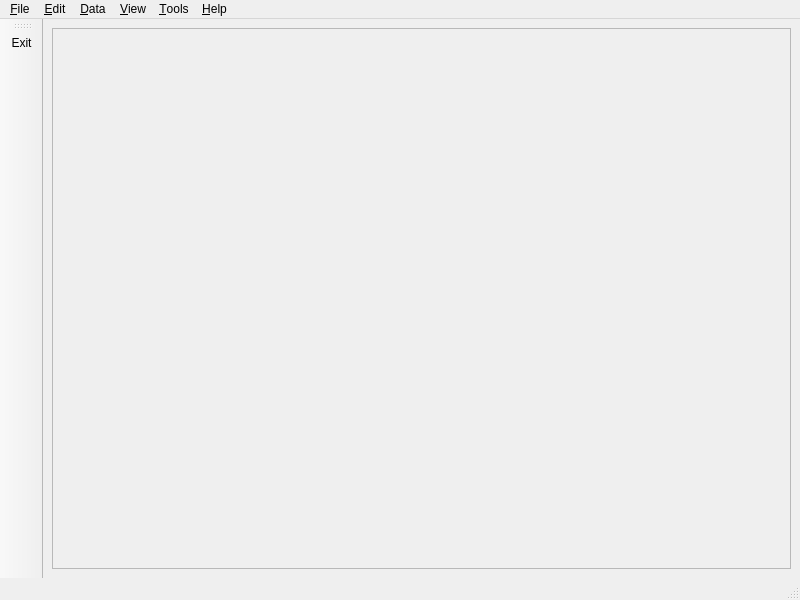
Above: lib/qtgrace/mainwindow.ui from mariusal/grace before the change. Below: the same form after it.
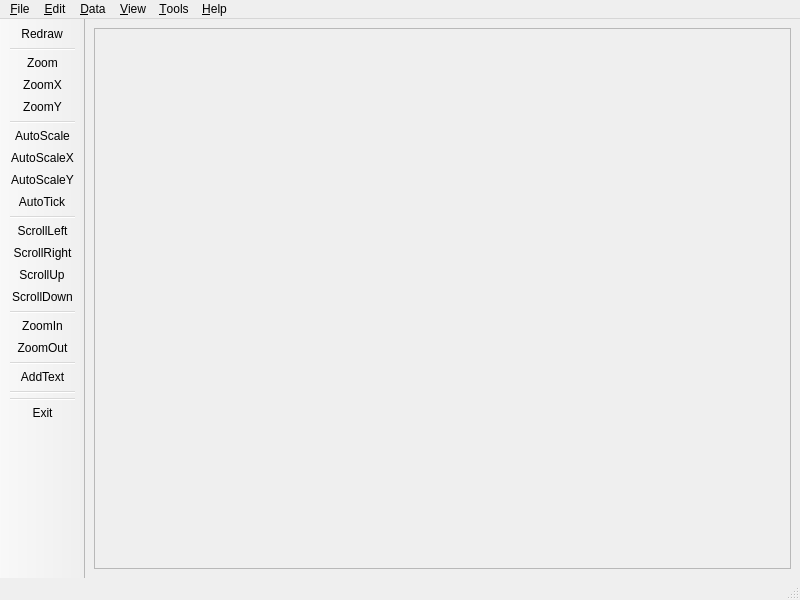
That is the form after the change. Custom widgets are drawn as their Qt base class.

Commit message: Implemented tool bar

```diff
--- a/lib/qtgrace/mainwindow.ui
+++ b/lib/qtgrace/mainwindow.ui
@@ -27,8 +27,8 @@
         <rect>
          <x>0</x>
          <y>0</y>
-         <width>751</width>
-         <height>543</height>
+         <width>707</width>
+         <height>540</height>
         </rect>
        </property>
        <layout class="QGridLayout" name="gridLayout_2" />
@@ -123,12 +123,46 @@
    <property name="windowTitle" >
     <string>toolBar</string>
    </property>
+   <property name="movable" >
+    <bool>false</bool>
+   </property>
+   <property name="iconSize" >
+    <size>
+     <width>16</width>
+     <height>16</height>
+    </size>
+   </property>
+   <property name="floatable" >
+    <bool>false</bool>
+   </property>
    <attribute name="toolBarArea" >
     <enum>LeftToolBarArea</enum>
    </attribute>
    <attribute name="toolBarBreak" >
     <bool>false</bool>
    </attribute>
+   <addaction name="actionRedraw" />
+   <addaction name="separator" />
+   <addaction name="actionZoom" />
+   <addaction name="actionZoomX" />
+   <addaction name="actionZoomY" />
+   <addaction name="separator" />
+   <addaction name="actionAutoScale" />
+   <addaction name="actionAutoScaleX" />
+   <addaction name="actionAutoScaleY" />
+   <addaction name="actionAutoTick" />
+   <addaction name="separator" />
+   <addaction name="actionScrollLeft" />
+   <addaction name="actionScrollRight" />
+   <addaction name="actionScrollUp" />
+   <addaction name="actionScrollDown" />
+   <addaction name="separator" />
+   <addaction name="actionZoomIn" />
+   <addaction name="actionZoomOut" />
+   <addaction name="separator" />
+   <addaction name="actionAddText" />
+   <addaction name="separator" />
+   <addaction name="separator" />
    <addaction name="actionExit" />
   </widget>
   <action name="actionNew" >
@@ -264,6 +298,76 @@
     <string>&amp;Tool bar</string>
    </property>
   </action>
+  <action name="actionZoom" >
+   <property name="text" >
+    <string>Zoom</string>
+   </property>
+  </action>
+  <action name="actionZoomX" >
+   <property name="text" >
+    <string>ZoomX</string>
+   </property>
+  </action>
+  <action name="actionZoomY" >
+   <property name="text" >
+    <string>ZoomY</string>
+   </property>
+  </action>
+  <action name="actionAutoScale" >
+   <property name="text" >
+    <string>AutoScale</string>
+   </property>
+  </action>
+  <action name="actionAutoScaleX" >
+   <property name="text" >
+    <string>AutoScaleX</string>
+   </property>
+  </action>
+  <action name="actionAutoScaleY" >
+   <property name="text" >
+    <string>AutoScaleY</string>
+   </property>
+  </action>
+  <action name="actionAutoTick" >
+   <property name="text" >
+    <string>AutoTick</string>
+   </property>
+  </action>
+  <action name="actionScrollLeft" >
+   <property name="text" >
+    <string>ScrollLeft</string>
+   </property>
+  </action>
+  <action name="actionScrollRight" >
+   <property name="text" >
+    <string>ScrollRight</string>
+   </property>
+  </action>
+  <action name="actionScrollUp" >
+   <property name="text" >
+    <string>ScrollUp</string>
+   </property>
+  </action>
+  <action name="actionScrollDown" >
+   <property name="text" >
+    <string>ScrollDown</string>
+   </property>
+  </action>
+  <action name="actionZoomIn" >
+   <property name="text" >
+    <string>ZoomIn</string>
+   </property>
+  </action>
+  <action name="actionZoomOut" >
+   <property name="text" >
+    <string>ZoomOut</string>
+   </property>
+  </action>
+  <action name="actionAddText" >
+   <property name="text" >
+    <string>AddText</string>
+   </property>
+  </action>
  </widget>
  <customwidgets>
   <customwidget>
```
Left out of the diff: 2 changed lines with no effect on the pictures. The commit also changes 2 other files.
